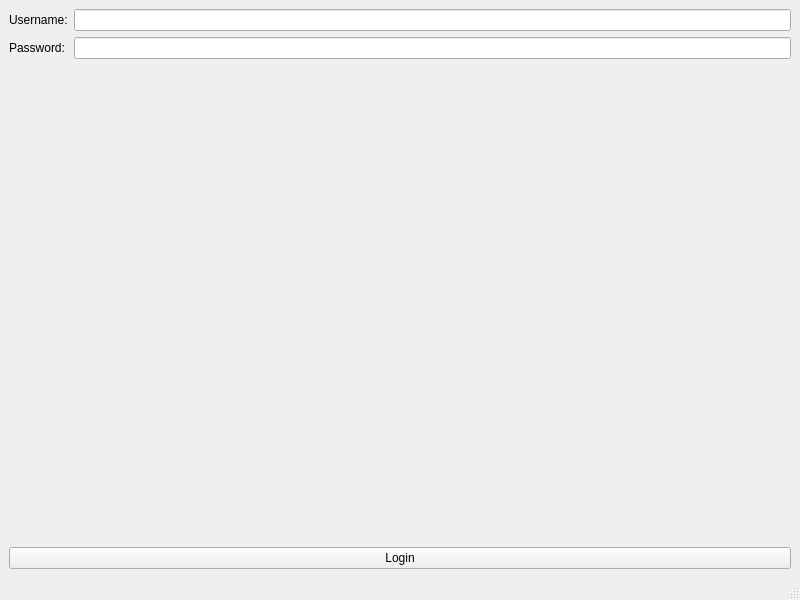
dso-1234/qt_WeichenSimulator, file Proj_BC01_Simulator/mainwindow.ui: the form before one commit.
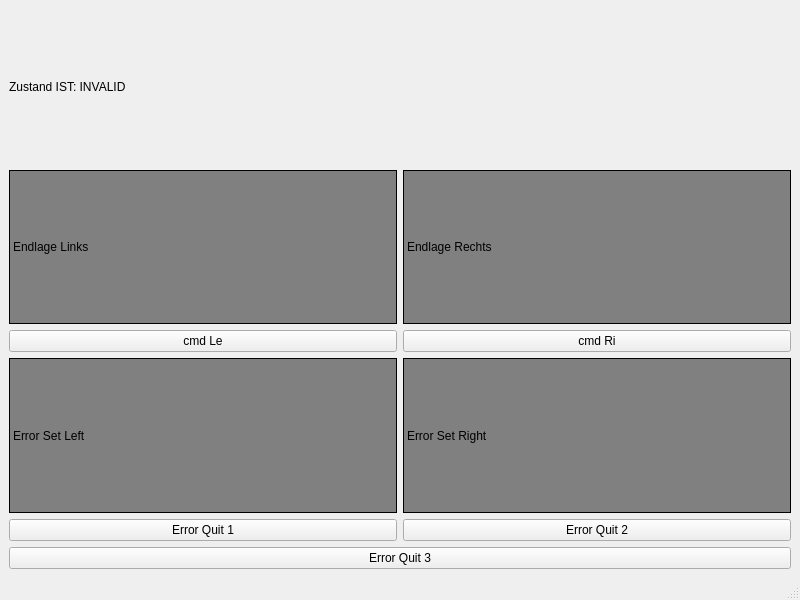
The form after the commit.

Commit message: Commit: add Application Design

```diff
--- a/Proj_BC01_Simulator/mainwindow.ui
+++ b/Proj_BC01_Simulator/mainwindow.ui
@@ -14,54 +14,101 @@
    <string>MainWindow</string>
   </property>
   <widget class="QWidget" name="centralwidget">
-   <layout class="QVBoxLayout" name="verticalLayout">
-    <item>
-     <layout class="QFormLayout" name="formLayout">
-      <item row="0" column="0">
-       <widget class="QLabel" name="usernameLabel">
+   <layout class="QGridLayout" name="gridLayout">
+    <!-- Zustand -->
+    <item row="0" column="0" colspan="2">
+     <widget class="QLabel" name="stateLabel">
         <property name="text">
-         <string>Username:</string>
+       <string>Zustand IST: INVALID</string>
         </property>
        </widget>
       </item>
-      <item row="0" column="1">
-       <widget class="QLineEdit" name="usernameLineEdit"/>
-      </item>
+
+    <!-- LEDs für Endlagesensoren -->
       <item row="1" column="0">
-       <widget class="QLabel" name="passwordLabel">
+     <widget class="QLabel" name="ledEndL">
         <property name="text">
-         <string>Password:</string>
+       <string>Endlage Links</string>
+      </property>
+      <property name="styleSheet">
+       <string>background-color: gray; border: 1px solid black;</string>
         </property>
        </widget>
       </item>
       <item row="1" column="1">
-       <widget class="QLineEdit" name="passwordLineEdit">
-        <property name="echoMode">
-         <enum>QLineEdit::Password</enum>
-        </property>
-       </widget>
-      </item>
-     </layout>
+     <widget class="QLabel" name="ledEndR">
+      <property name="text">
+       <string>Endlage Rechts</string>
+      </property>
+      <property name="styleSheet">
+       <string>background-color: gray; border: 1px solid black;</string>
+      </property>
+     </widget>
+    </item>
+
+    <!-- Steuerungssignale -->
+    <item row="2" column="0">
+     <widget class="QPushButton" name="cmdLeButton">
+      <property name="text">
+       <string>cmd Le</string>
+      </property>
+     </widget>
     </item>
-    <item>
-     <widget class="QPushButton" name="loginButton">
+    <item row="2" column="1">
+     <widget class="QPushButton" name="cmdRiButton">
       <property name="text">
-       <string>Login</string>
+       <string>cmd Ri</string>
       </property>
      </widget>
     </item>
-   </layout>
-  </widget>
-  <widget class="QMenuBar" name="menubar">
-   <property name="geometry">
-    <rect>
-     <x>0</x>
-     <y>0</y>
-     <width>800</width>
-     <height>20</height>
-    </rect>
-   </property>
-  </widget>
+
+    <!-- Fehlermeldungen -->
+    <item row="3" column="0">
+     <widget class="QLabel" name="errorSetLeft">
+      <property name="text">
+       <string>Error Set Left</string>
+      </property>
+      <property name="styleSheet">
+       <string>background-color: gray; border: 1px solid black;</string>
+      </property>
+     </widget>
+    </item>
+    <item row="3" column="1">
+     <widget class="QLabel" name="errorSetRight">
+      <property name="text">
+       <string>Error Set Right</string>
+      </property>
+      <property name="styleSheet">
+       <string>background-color: gray; border: 1px solid black;</string>
+      </property>
+     </widget>
+    </item>
+
+    <!-- Steuerungsbuttons -->
+    <item row="4" column="0">
+     <widget class="QPushButton" name="errorQuit1Button">
+      <property name="text">
+       <string>Error Quit 1</string>
+      </property>
+     </widget>
+    </item>
+    <item row="4" column="1">
+     <widget class="QPushButton" name="errorQuit2Button">
+      <property name="text">
+       <string>Error Quit 2</string>
+      </property>
+     </widget>
+    </item>
+    <item row="5" column="0" colspan="2">
+     <widget class="QPushButton" name="errorQuit3Button">
+      <property name="text">
+       <string>Error Quit 3</string>
+      </property>
+     </widget>
+    </item>
+   </layout>
+  </widget>
+  <widget class="QMenuBar" name="menubar"/>
   <widget class="QStatusBar" name="statusbar"/>
  </widget>
  <resources/>
```
Left out of the diff: 2 changed lines with no effect on the pictures. Lines whose indentation alone changed are shown as unchanged. The commit also changes 2 other files.
